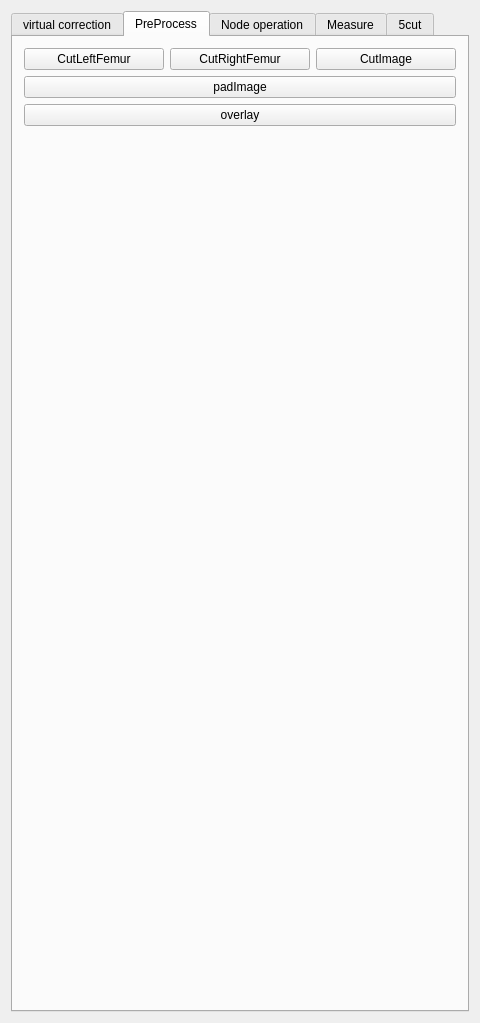
The window that Plugins/org.mitk.virtualcorrection/src/internal/VCViewControls.ui (zzhou7/MITK_lancet) describes before a commit, drawn with Qt 5.
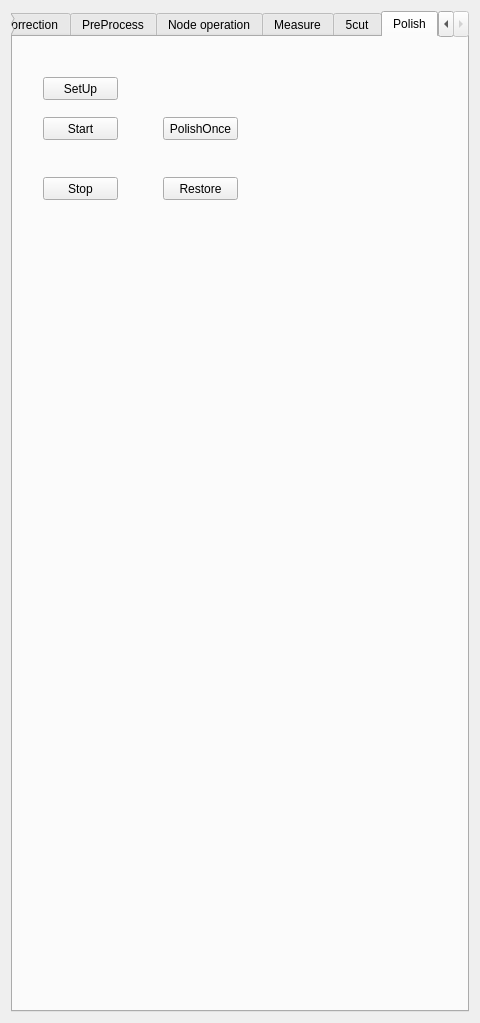
The same window after the commit. Custom widgets are drawn as their Qt base class.

```diff
--- a/Plugins/org.mitk.virtualcorrection/src/internal/VCViewControls.ui
+++ b/Plugins/org.mitk.virtualcorrection/src/internal/VCViewControls.ui
@@ -23,7 +23,7 @@
    <item>
     <widget class="QTabWidget" name="tabWidget">
      <property name="currentIndex">
-      <number>1</number>
+      <number>5</number>
      </property>
      <widget class="QWidget" name="tab">
       <attribute name="title">
@@ -1197,6 +1197,76 @@
        </item>
       </layout>
      </widget>
+     <widget class="QWidget" name="tab_6">
+      <attribute name="title">
+       <string>Polish</string>
+      </attribute>
+      <widget class="QPushButton" name="pushButton_startPolishing">
+       <property name="geometry">
+        <rect>
+         <x>30</x>
+         <y>80</y>
+         <width>75</width>
+         <height>23</height>
+        </rect>
+       </property>
+       <property name="text">
+        <string>Start</string>
+       </property>
+      </widget>
+      <widget class="QPushButton" name="pushButton_stopPolishing">
+       <property name="geometry">
+        <rect>
+         <x>30</x>
+         <y>140</y>
+         <width>75</width>
+         <height>23</height>
+        </rect>
+       </property>
+       <property name="text">
+        <string>Stop</string>
+       </property>
+      </widget>
+      <widget class="QPushButton" name="pushButton_polishonce">
+       <property name="geometry">
+        <rect>
+         <x>150</x>
+         <y>80</y>
+         <width>75</width>
+         <height>23</height>
+        </rect>
+       </property>
+       <property name="text">
+        <string>PolishOnce</string>
+       </property>
+      </widget>
+      <widget class="QPushButton" name="pushButton_restore">
+       <property name="geometry">
+        <rect>
+         <x>150</x>
+         <y>140</y>
+         <width>75</width>
+         <height>23</height>
+        </rect>
+       </property>
+       <property name="text">
+        <string>Restore</string>
+       </property>
+      </widget>
+      <widget class="QPushButton" name="pushButton_setupPolish">
+       <property name="geometry">
+        <rect>
+         <x>30</x>
+         <y>40</y>
+         <width>75</width>
+         <height>23</height>
+        </rect>
+       </property>
+       <property name="text">
+        <string>SetUp</string>
+       </property>
+      </widget>
+     </widget>
     </widget>
    </item>
   </layout>
```
